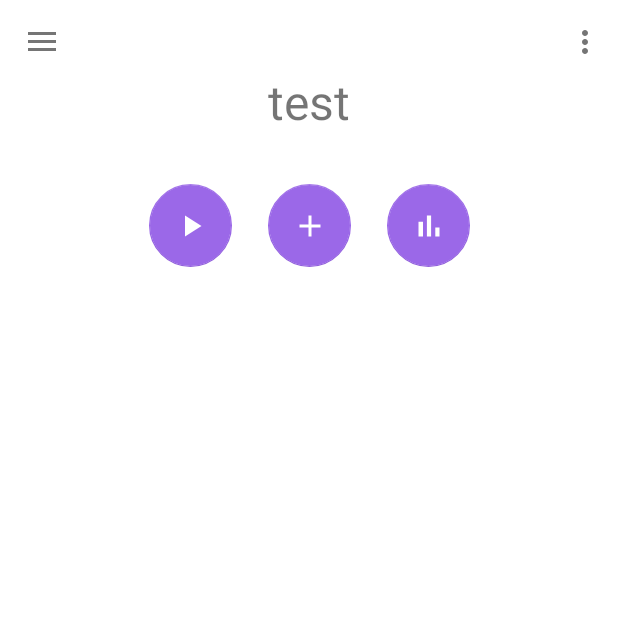
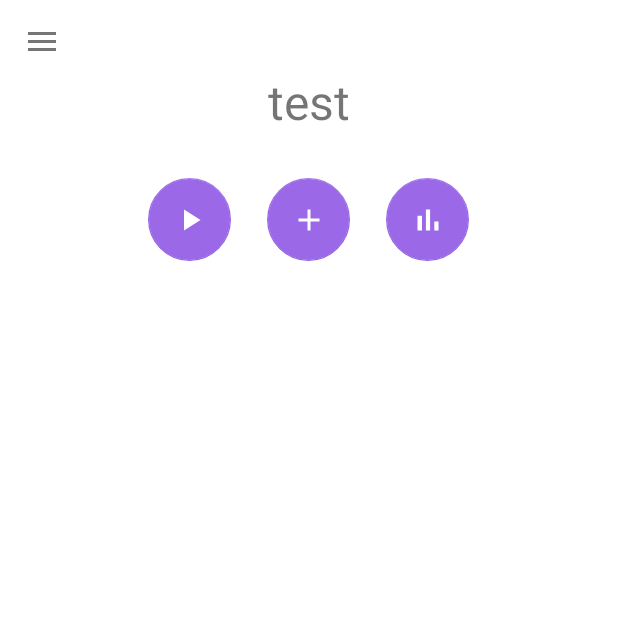
Before and after one commit to Bryanx/byheart, an Android app: the screen it shows after launch (MainActivity), on a phone screen of 412 x 824 dp, the top half of it. Run offline under Robolectric (Android 15) with nearby library versions, the phone set to English and light mode, and no system bars; our stand-ins replace Room's generated code; libraries missing offline, so code that uses them is left out: com.thoughtbot.expandablerecyclerview; 1 statement that could not run was skipped.

Commit message:
Creating dynamic toolbar

```diff
--- a/app/src/main/java/com/example/byheart/MainActivity.kt
+++ b/app/src/main/java/com/example/byheart/MainActivity.kt
@@ -59,17 +59,6 @@ class MainActivity : BaseActivity(), NavigationView.OnNavigationItemSelectedList
         else -> super.onBackPressed()
     }
 
-    override fun onCreateOptionsMenu(menu: Menu): Boolean {
-        // Inflate the menu; this adds items to the action bar if it is present.
-        menuInflater.inflate(R.menu.main, menu)
-        return true
-    }
-
-    override fun onOptionsItemSelected(item: MenuItem): Boolean = when (item.itemId) {
-        R.id.action_settings -> true
-        else -> super.onOptionsItemSelected(item)
-    }
-
     override fun onNavigationItemSelected(item: MenuItem): Boolean {
         when (item.itemId) {
             R.id.nav_camera -> {
--- a/app/src/main/java/com/example/byheart/card/CardListAdapter.kt
+++ b/app/src/main/java/com/example/byheart/card/CardListAdapter.kt
@@ -23,7 +23,7 @@ class CardListAdapter internal constructor(
     }
 
     override fun onCreateViewHolder(parent: ViewGroup, viewType: Int): CardViewHolder {
-        val itemView = inflater.inflate(R.layout.recyclerview_card_item, parent, false)
+        val itemView = inflater.inflate(R.layout.item_card, parent, false)
         return CardViewHolder(itemView)
     }
 
--- a/app/src/main/java/com/example/byheart/pile/PileListAdapter.kt
+++ b/app/src/main/java/com/example/byheart/pile/PileListAdapter.kt
@@ -18,7 +18,7 @@ class PileListAdapter internal constructor(context: Context) : RecyclerView.Adap
     }
 
     override fun onCreateViewHolder(parent: ViewGroup, viewType: Int): PileViewHolder {
-        val itemView = inflater.inflate(R.layout.recyclerview_card_item, parent, false)
+        val itemView = inflater.inflate(R.layout.item_card, parent, false)
         return PileViewHolder(itemView)
     }
 
--- a/app/src/main/res/layout/app_bar_main.xml
+++ b/app/src/main/res/layout/app_bar_main.xml
@@ -10,33 +10,67 @@
             android:layout_height="198dp"
             android:layout_width="match_parent"
             android:background="@color/white"
+            android:fitsSystemWindows="true"
+            android:minHeight="0dp"
             android:theme="@style/AppTheme.AppBarOverlay">
 
         <com.google.android.material.appbar.CollapsingToolbarLayout
                 android:layout_width="match_parent"
                 android:layout_height="match_parent"
                 app:title=""
-                app:expandedTitleMarginTop="48dp"
                 app:expandedTitleGravity="top|center_horizontal"
-                app:layout_scrollFlags="scroll|exitUntilCollapsed">
+                app:layout_scrollFlags="scroll|enterAlways">
+
             <TextView
                     android:id="@+id/content_card_title"
                     android:layout_width="match_parent"
                     android:layout_height="match_parent"
                     android:text="test"
                     android:textSize="32sp"
+                    app:layout_collapseParallaxMultiplier="0"
+                    app:layout_collapseMode="parallax"
                     android:paddingBottom="62dp"
                     android:gravity="center"/>
+
+            <LinearLayout
+                    android:id="@+id/menuFabs"
+                    android:layout_width="match_parent"
+                    android:layout_height="match_parent"
+                    android:paddingBottom="24dp"
+                    android:gravity="bottom|center"
+                    app:layout_collapseParallaxMultiplier="0"
+                    app:layout_collapseMode="parallax"
+                    android:orientation="horizontal">
+                <com.google.android.material.floatingactionbutton.FloatingActionButton
+                        android:id="@+id/buttonPlay"
+                        style="@style/customFab"
+                        app:elevation="0dp"
+                        app:backgroundTint="@color/colorPrimary"
+                        android:src="@drawable/ic_play_arrow_black_24dp"
+                        android:layout_marginEnd="24dp"/>
+                <com.google.android.material.floatingactionbutton.FloatingActionButton
+                        android:id="@+id/buttonAdd"
+                        style="@style/customFab"
+                        app:elevation="0dp"
+                        app:backgroundTint="@color/colorPrimary"
+                        android:src="@drawable/ic_add_black_24dp"/>
+                <com.google.android.material.floatingactionbutton.FloatingActionButton
+                        android:id="@+id/buttonScores"
+                        style="@style/customFab"
+                        app:elevation="0dp"
+                        app:backgroundTint="@color/colorPrimary"
+                        android:src="@drawable/ic_bar_chart_24dp"
+                        android:layout_marginStart="24dp"/>
+            </LinearLayout>
 
             <androidx.appcompat.widget.Toolbar
                     android:id="@+id/toolbar"
                     android:layout_width="match_parent"
                     android:layout_height="?attr/actionBarSize"
                     android:background="@android:color/transparent"
-                    app:title="test"
-                    app:layout_collapseMode="parallax"
-                    app:popupTheme="@style/AppTheme.PopupOverlay">
-            </androidx.appcompat.widget.Toolbar>
+                    app:title=""
+                    app:layout_collapseMode="pin"
+                    app:popupTheme="@style/AppTheme.PopupOverlay"/>
 
         </com.google.android.material.appbar.CollapsingToolbarLayout>
 
@@ -48,42 +82,4 @@
             android:layout_width="match_parent"
             android:layout_height="match_parent"/>
 
-    <LinearLayout
-            android:layout_width="wrap_content"
-            android:layout_height="wrap_content"
-            app:layout_anchor="@id/app_bar"
-            app:layout_anchorGravity="bottom|center"
-            android:paddingBottom="48dp"
-            android:orientation="horizontal">
-        <com.google.android.material.floatingactionbutton.FloatingActionButton
-                android:id="@+id/buttonPlay"
-                android:layout_width="55dp"
-                android:layout_height="55dp"
-                android:src="@drawable/ic_play_arrow_black_24dp"
-                android:tint="@color/white"
-                app:elevation="0dp"
-                app:backgroundTint="@color/colorPrimary"
-                android:layout_marginBottom="48dp"
-                android:layout_marginEnd="24dp"/>
-
-        <com.google.android.material.floatingactionbutton.FloatingActionButton
-                android:id="@+id/buttonAdd"
-                android:layout_width="55dp"
-                android:layout_height="55dp"
-                android:src="@drawable/ic_add_black_24dp"
-                android:tint="@color/white"
-                app:elevation="0dp"
-                app:backgroundTint="@color/colorPrimary"/>
-
-        <com.google.android.material.floatingactionbutton.FloatingActionButton
-                android:id="@+id/buttonScores"
-                android:layout_width="55dp"
-                android:layout_height="55dp"
-                android:src="@drawable/ic_bar_chart_24dp"
-                android:tint="@color/white"
-                app:backgroundTint="@color/colorPrimary"
-                android:layout_marginStart="24dp"
-                app:elevation="0dp"/>
-    </LinearLayout>
-
 </androidx.coordinatorlayout.widget.CoordinatorLayout>
--- a/app/src/main/res/layout/content_piles.xml
+++ b/app/src/main/res/layout/content_piles.xml
@@ -19,7 +19,7 @@
             android:id="@+id/recyclerview_piles"
             android:layout_width="match_parent"
             android:layout_height="450dp"
-            tools:listitem="@layout/recyclerview_card_item"
+            tools:listitem="@layout/item_card"
             android:layout_marginBottom="8dp"
             app:layout_constraintBottom_toBottomOf="parent" app:layout_constraintEnd_toEndOf="parent"
             android:layout_marginEnd="8dp" app:layout_constraintStart_toStartOf="parent"
--- a/app/src/main/res/values/styles.xml
+++ b/app/src/main/res/values/styles.xml
@@ -19,12 +19,20 @@
         <item name="android:layout_width">match_parent</item>
         <item name="android:layout_height">wrap_content</item>
         <item name="android:textSize">22sp</item>
-        <item name="android:layout_margin">5dp</item>
+        <item name="android:layout_marginStart">8dp</item>
+        <item name="android:layout_marginEnd">8dp</item>
+        <item name="android:layout_marginTop">4dp</item>
+        <item name="android:layout_marginBottom">4dp</item>
         <item name="android:gravity">center_vertical</item>
         <item name="android:paddingLeft">24dp</item>
         <item name="android:paddingTop">18dp</item>
         <item name="android:paddingBottom">18dp</item>
         <item name="android:background">@drawable/card</item>
     </style>
+    <style name="customFab">
+        <item name="android:layout_width">55dp</item>
+        <item name="android:layout_height">55dp</item>
+        <item name="android:tint">@color/white</item>
+    </style>
 
 </resources>
```
Also changed, not shown: app/src/main/java/com/example/byheart/card/CardFragment.kt (+15 -3 lines), app/src/main/java/com/example/byheart/pile/edit/PileEditFragment.kt (+16 -9 lines), app/src/main/java/com/example/byheart/rehearsal/RehearsalFragment.kt (+8 -3 lines), app/src/main/res/layout/content_card.xml (+3 -4 lines), app/src/main/res/layout/content_pile_edit.xml (+8 -8 lines), app/src/main/res/menu/rehearsal_menu.xml (added, +8 -0 lines), app/src/main/res/layout/item_card.xml (renamed from app/src/main/res/layout/recyclerview_card_item.xml).
